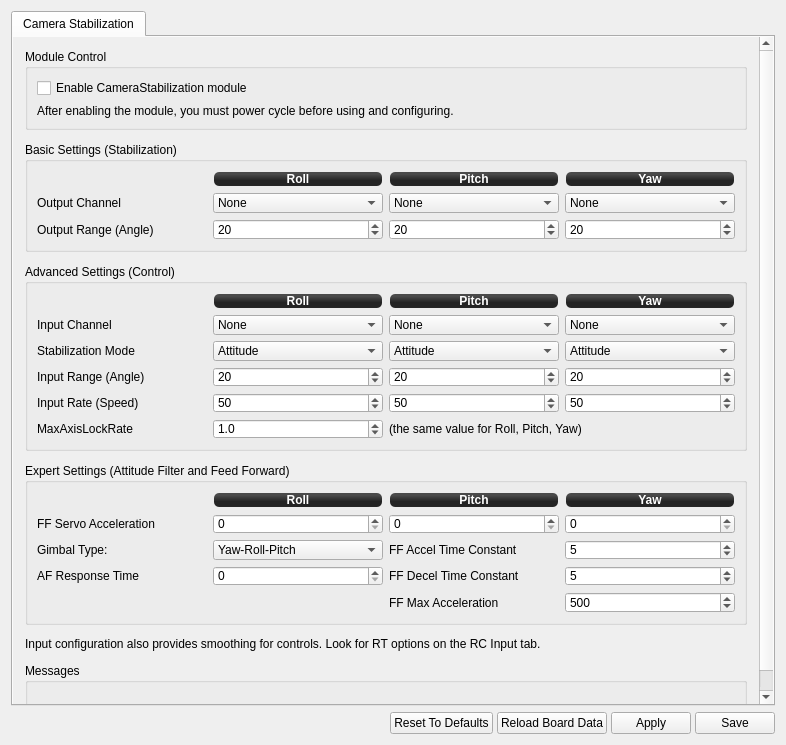
Above: ground/openpilotgcs/src/plugins/config/camerastabilization.ui from openpilot/OpenPilot before the change. Below: the same form after it.
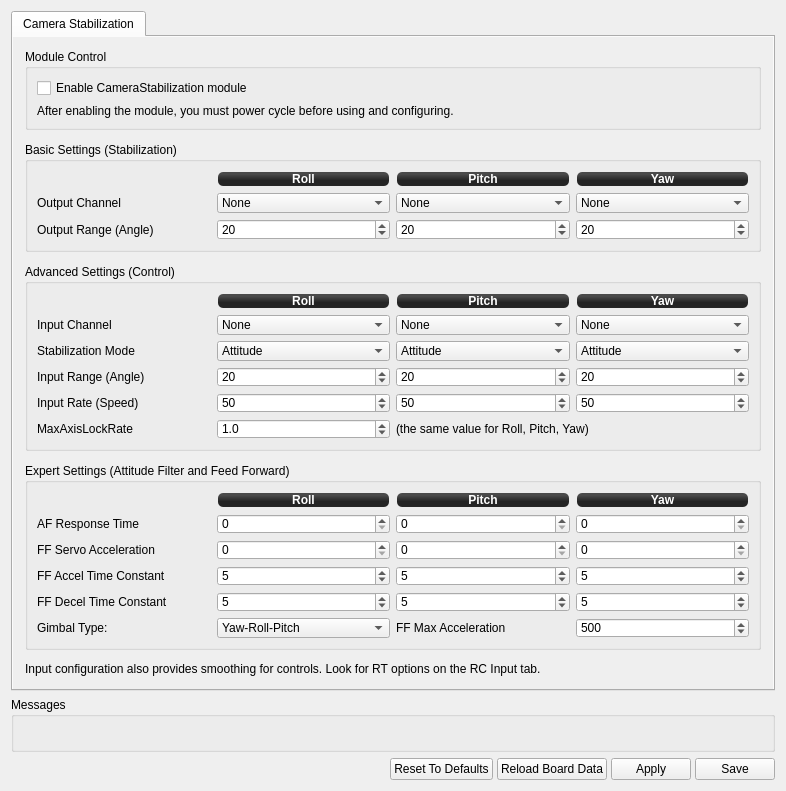
That is the form after the change. Icons and pictures are not drawn.

Commit message: [OP-724] Now most camera options can be set independently per each axis.

The edit to the form file:
```diff
--- a/ground/openpilotgcs/src/plugins/config/camerastabilization.ui
+++ b/ground/openpilotgcs/src/plugins/config/camerastabilization.ui
@@ -7,7 +7,7 @@
     <x>0</x>
     <y>0</y>
     <width>786</width>
-    <height>745</height>
+    <height>791</height>
    </rect>
   </property>
   <property name="sizePolicy">
@@ -64,8 +64,8 @@
            <rect>
             <x>0</x>
             <y>0</y>
-            <width>745</width>
-            <height>687</height>
+            <width>762</width>
+            <height>658</height>
            </rect>
           </property>
           <layout class="QVBoxLayout" name="verticalLayout">
@@ -884,7 +884,7 @@
              <property name="minimumSize">
               <size>
                <width>0</width>
-               <height>162</height>
+               <height>187</height>
               </size>
              </property>
              <property name="title">
@@ -978,7 +978,87 @@
                 </property>
                </widget>
               </item>
+              <item row="1" column="0">
+               <widget class="QLabel" name="label_2">
+                <property name="text">
+                 <string>AF Response Time</string>
+                </property>
+               </widget>
+              </item>
               <item row="1" column="1">
+               <widget class="QSpinBox" name="rollResponseTime">
+                <property name="toolTip">
+                 <string>Roll axis attitude filter response time
+
+Range: 0-250ms, 0 disables filter (default).
+
+Smoothes estimated airframe attitude used by camera stabilization.</string>
+                </property>
+                <property name="maximum">
+                 <number>250</number>
+                </property>
+                <property name="objrelation" stdset="0">
+                 <stringlist>
+                  <string>objname:CameraStabSettings</string>
+                  <string>fieldname:ResponseTime</string>
+                  <string>element:Roll</string>
+                  <string>buttongroup:1</string>
+                 </stringlist>
+                </property>
+               </widget>
+              </item>
+              <item row="1" column="2">
+               <widget class="QSpinBox" name="pitchResponseTime">
+                <property name="toolTip">
+                 <string>Pitch axis attitude filter response time
+
+Range: 0-250ms, 0 disables filter (default).
+
+Smoothes estimated airframe attitude used by camera stabilization.</string>
+                </property>
+                <property name="maximum">
+                 <number>250</number>
+                </property>
+                <property name="objrelation" stdset="0">
+                 <stringlist>
+                  <string>objname:CameraStabSettings</string>
+                  <string>fieldname:ResponseTime</string>
+                  <string>element:Pitch</string>
+                  <string>buttongroup:1</string>
+                 </stringlist>
+                </property>
+               </widget>
+              </item>
+              <item row="1" column="3">
+               <widget class="QSpinBox" name="yawResponseTime">
+                <property name="toolTip">
+                 <string>Yaw axis attitude filter response time
+
+Range: 0-250ms, 0 disables filter (default).
+
+Smoothes estimated airframe attitude used by camera stabilization.</string>
+                </property>
+                <property name="maximum">
+                 <number>250</number>
+                </property>
+                <property name="objrelation" stdset="0">
+                 <stringlist>
+                  <string>objname:CameraStabSettings</string>
+                  <string>fieldname:ResponseTime</string>
+                  <string>element:Yaw</string>
+                  <string>buttongroup:1</string>
+                 </stringlist>
+                </property>
+               </widget>
+              </item>
+              <item row="2" column="0">
+               <widget class="QLabel" name="label_4">
+                <property name="text">
+                 <string>FF Servo Acceleration</string>
+                </property>
+               </widget>
+              </item>
+              <item row="2" column="1">
                <widget class="QSpinBox" name="rollFeedForward">
                 <property name="toolTip">
                  <string>Roll servo feed forward acceleration
@@ -1003,7 +1083,7 @@
                 </property>
                </widget>
               </item>
-              <item row="1" column="2">
+              <item row="2" column="2">
                <widget class="QSpinBox" name="pitchFeedForward">
                 <property name="toolTip">
                  <string>Pitch servo feed forward acceleration
@@ -1028,7 +1108,7 @@
                 </property>
                </widget>
               </item>
-              <item row="1" column="3">
+              <item row="2" column="3">
                <widget class="QSpinBox" name="yawFeedForward">
                 <property name="toolTip">
                  <string>Yaw servo feed forward acceleration
@@ -1053,14 +1133,166 @@
                 </property>
                </widget>
               </item>
-              <item row="2" column="0">
+              <item row="3" column="0">
+               <widget class="QLabel" name="label_48">
+                <property name="text">
+                 <string>FF Accel Time Constant</string>
+                </property>
+               </widget>
+              </item>
+              <item row="3" column="1">
+               <widget class="QSpinBox" name="rollAccelTime">
+                <property name="toolTip">
+                 <string>Roll servo feed forward acceleration time constant
+
+Range: 0-50ms, default is 5.</string>
+                </property>
+                <property name="maximum">
+                 <number>50</number>
+                </property>
+                <property name="value">
+                 <number>5</number>
+                </property>
+                <property name="objrelation" stdset="0">
+                 <stringlist>
+                  <string>objname:CameraStabSettings</string>
+                  <string>fieldname:AccelTime</string>
+                  <string>element:Roll</string>
+                  <string>buttongroup:1</string>
+                 </stringlist>
+                </property>
+               </widget>
+              </item>
+              <item row="3" column="2">
+               <widget class="QSpinBox" name="pitchAccelTime">
+                <property name="toolTip">
+                 <string>Pitch servo feed forward acceleration time constant
+
+Range: 0-50ms, default is 5.</string>
+                </property>
+                <property name="maximum">
+                 <number>50</number>
+                </property>
+                <property name="value">
+                 <number>5</number>
+                </property>
+                <property name="objrelation" stdset="0">
+                 <stringlist>
+                  <string>objname:CameraStabSettings</string>
+                  <string>fieldname:AccelTime</string>
+                  <string>element:Pitch</string>
+                  <string>buttongroup:1</string>
+                 </stringlist>
+                </property>
+               </widget>
+              </item>
+              <item row="3" column="3">
+               <widget class="QSpinBox" name="yawAccelTime">
+                <property name="toolTip">
+                 <string>Yaw servo feed forward acceleration time constant
+
+Range: 0-50ms, default is 5.</string>
+                </property>
+                <property name="maximum">
+                 <number>50</number>
+                </property>
+                <property name="value">
+                 <number>5</number>
+                </property>
+                <property name="objrelation" stdset="0">
+                 <stringlist>
+                  <string>objname:CameraStabSettings</string>
+                  <string>fieldname:AccelTime</string>
+                  <string>element:Yaw</string>
+                  <string>buttongroup:1</string>
+                 </stringlist>
+                </property>
+               </widget>
+              </item>
+              <item row="4" column="0">
+               <widget class="QLabel" name="label_5">
+                <property name="text">
+                 <string>FF Decel Time Constant</string>
+                </property>
+               </widget>
+              </item>
+              <item row="4" column="1">
+               <widget class="QSpinBox" name="rollDecelTime">
+                <property name="toolTip">
+                 <string>Roll servo feed forward deceleration time constant
+
+Range: 0-50ms, default is 5.</string>
+                </property>
+                <property name="maximum">
+                 <number>50</number>
+                </property>
+                <property name="value">
+                 <number>5</number>
+                </property>
+                <property name="objrelation" stdset="0">
+                 <stringlist>
+                  <string>objname:CameraStabSettings</string>
+                  <string>fieldname:DecelTime</string>
+                  <string>element:Roll</string>
+                  <string>buttongroup:1</string>
+                 </stringlist>
+                </property>
+               </widget>
+              </item>
+              <item row="4" column="2">
+               <widget class="QSpinBox" name="pitchDecelTime">
+                <property name="toolTip">
+                 <string>Pitch servo feed forward deceleration time constant
+
+Range: 0-50ms, default is 5.</string>
+                </property>
+                <property name="maximum">
+                 <number>50</number>
+                </property>
+                <property name="value">
+                 <number>5</number>
+                </property>
+                <property name="objrelation" stdset="0">
+                 <stringlist>
+                  <string>objname:CameraStabSettings</string>
+                  <string>fieldname:DecelTime</string>
+                  <string>element:Pitch</string>
+                  <string>buttongroup:1</string>
+                 </stringlist>
+                </property>
+               </widget>
+              </item>
+              <item row="4" column="3">
+               <widget class="QSpinBox" name="yawDecelTime">
+                <property name="toolTip">
+                 <string>Yaw servo feed forward deceleration time constant
+
+Range: 0-50ms, default is 5.</string>
+                </property>
+                <property name="maximum">
+                 <number>50</number>
+                </property>
+                <property name="value">
+                 <number>5</number>
+                </property>
+                <property name="objrelation" stdset="0">
+                 <stringlist>
+                  <string>objname:CameraStabSettings</string>
+                  <string>fieldname:DecelTime</string>
+                  <string>element:Yaw</string>
+                  <string>buttongroup:1</string>
+                 </stringlist>
+                </property>
+               </widget>
+              </item>
+              <item row="5" column="0">
                <widget class="QLabel" name="label_47">
                 <property name="text">
                  <string>Gimbal Type:</string>
                 </property>
                </widget>
               </item>
-              <item row="2" column="1">
+              <item row="5" column="1">
                <widget class="QComboBox" name="gimbalType">
                 <property name="focusPolicy">
                  <enum>Qt::StrongFocus</enum>
@@ -1084,105 +1316,14 @@
                 </item>
                </widget>
               </item>
-              <item row="2" column="2">
-               <widget class="QLabel" name="label_48">
-                <property name="text">
-                 <string>FF Accel Time Constant</string>
-                </property>
-               </widget>
-              </item>
-              <item row="2" column="3">
-               <widget class="QSpinBox" name="accelTime">
-                <property name="toolTip">
-                 <string>Feed forward acceleration time constant
-
-Range: 0-50ms, default is 5.
-
-The same value is used for all axes.</string>
-                </property>
-                <property name="maximum">
-                 <number>50</number>
-                </property>
-                <property name="value">
-                 <number>5</number>
-                </property>
-                <property name="objrelation" stdset="0">
-                 <stringlist>
-                  <string>objname:CameraStabSettings</string>
-                  <string>fieldname:AccelTime</string>
-                  <string>buttongroup:1</string>
-                 </stringlist>
-                </property>
-               </widget>
-              </item>
-              <item row="3" column="0">
-               <widget class="QLabel" name="label_2">
-                <property name="text">
-                 <string>AF Response Time</string>
-                </property>
-               </widget>
-              </item>
-              <item row="3" column="1">
-               <widget class="QSpinBox" name="responseTime">
-                <property name="toolTip">
-                 <string>Attitude filter response time
-
-Range: 0-250ms, 0 disables filter (default).
-
-Smoothes estimated airframe attitude used by camera stabilization.
-The same value is used for all axes.</string>
-                </property>
-                <property name="maximum">
-                 <number>250</number>
-                </property>
-                <property name="objrelation" stdset="0">
-                 <stringlist>
-                  <string>objname:CameraStabSettings</string>
-                  <string>fieldname:ResponseTime</string>
-                  <string>buttongroup:1</string>
-                 </stringlist>
-                </property>
-               </widget>
-              </item>
-              <item row="3" column="2">
-               <widget class="QLabel" name="label_5">
-                <property name="text">
-                 <string>FF Decel Time Constant</string>
-                </property>
-               </widget>
-              </item>
-              <item row="3" column="3">
-               <widget class="QSpinBox" name="decelTime">
-                <property name="toolTip">
-                 <string>Feed forward deceleration time constant
-
-Range: 0-50ms, default is 5.
-
-The same value is used for all axes.</string>
-                </property>
-                <property name="maximum">
-                 <number>50</number>
-                </property>
-                <property name="value">
-                 <number>5</number>
-                </property>
-                <property name="objrelation" stdset="0">
-                 <stringlist>
-                  <string>objname:CameraStabSettings</string>
-                  <string>fieldname:DecelTime</string>
-                  <string>buttongroup:1</string>
-                 </stringlist>
-                </property>
-               </widget>
-              </item>
-              <item row="4" column="2">
+              <item row="5" column="2">
                <widget class="QLabel" name="label_6">
                 <property name="text">
                  <string>FF Max Acceleration</string>
                 </property>
                </widget>
               </item>
-              <item row="4" column="3">
+              <item row="5" column="3">
                <widget class="QSpinBox" name="maxAccel">
                 <property name="toolTip">
                  <string>Feed forward maximum acceleration
@@ -1206,13 +1347,6 @@
                 </property>
                </widget>
               </item>
-              <item row="1" column="0">
-               <widget class="QLabel" name="label_4">
-                <property name="text">
-                 <string>FF Servo Acceleration</string>
-                </property>
-               </widget>
-              </item>
              </layout>
             </widget>
            </item>
@@ -1223,37 +1357,6 @@
              </property>
             </widget>
            </item>
-           <item>
-            <widget class="QGroupBox" name="groupBox_4">
-             <property name="minimumSize">
-              <size>
-               <width>0</width>
-               <height>50</height>
-              </size>
-             </property>
-             <property name="maximumSize">
-              <size>
-               <width>16777215</width>
-               <height>16777215</height>
-              </size>
-             </property>
-             <property name="title">
-              <string>Messages</string>
-             </property>
-             <layout class="QVBoxLayout" name="verticalLayout_3">
-              <item>
-               <widget class="QLabel" name="message">
-                <property name="autoFillBackground">
-                 <bool>false</bool>
-                </property>
-                <property name="text">
-                 <string/>
-                </property>
-               </widget>
-              </item>
-             </layout>
-            </widget>
-           </item>
            <item>
             <spacer name="verticalSpacer">
              <property name="orientation">
@@ -1275,6 +1378,37 @@
      </widget>
     </widget>
    </item>
+   <item>
+    <widget class="QGroupBox" name="groupBox_4">
+     <property name="minimumSize">
+      <size>
+       <width>0</width>
+       <height>50</height>
+      </size>
+     </property>
+     <property name="maximumSize">
+      <size>
+       <width>16777215</width>
+       <height>16777215</height>
+      </size>
+     </property>
+     <property name="title">
+      <string>Messages</string>
+     </property>
+     <layout class="QVBoxLayout" name="verticalLayout_3">
+      <item>
+       <widget class="QLabel" name="message">
+        <property name="autoFillBackground">
+         <bool>false</bool>
+        </property>
+        <property name="text">
+         <string/>
+        </property>
+       </widget>
+      </item>
+     </layout>
+    </widget>
+   </item>
    <item>
     <layout class="QGridLayout" name="gridLayout">
      <property name="horizontalSpacing">
```
Left out of the diff: 39 changed lines with no effect on the pictures. The commit also changes 2 other files.
